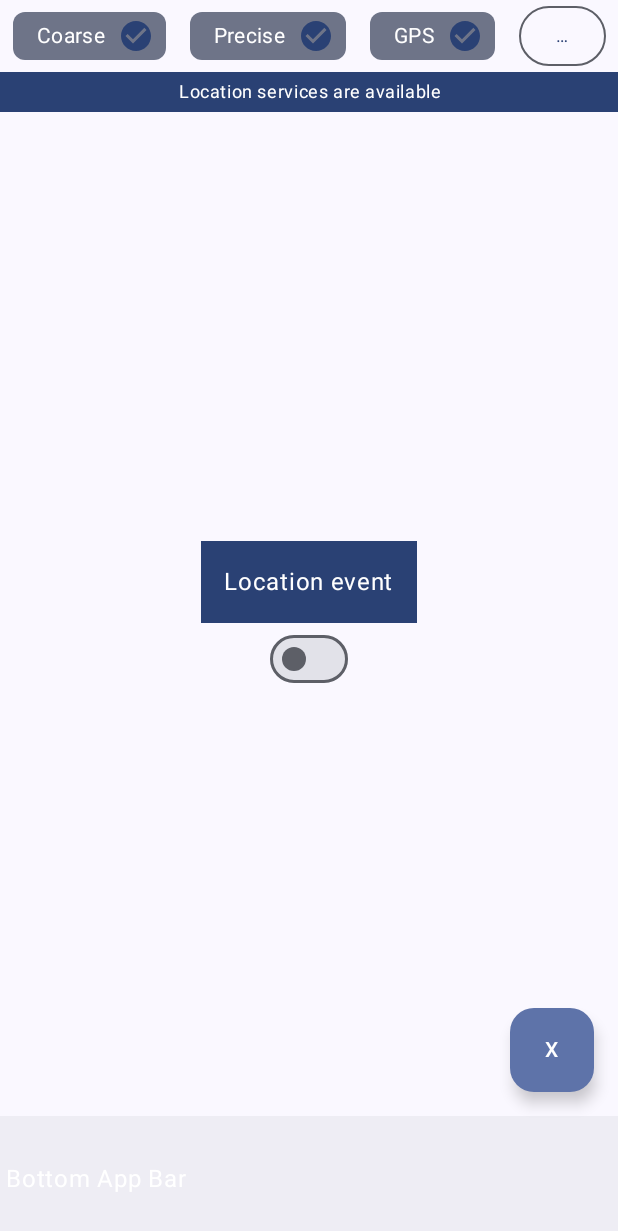
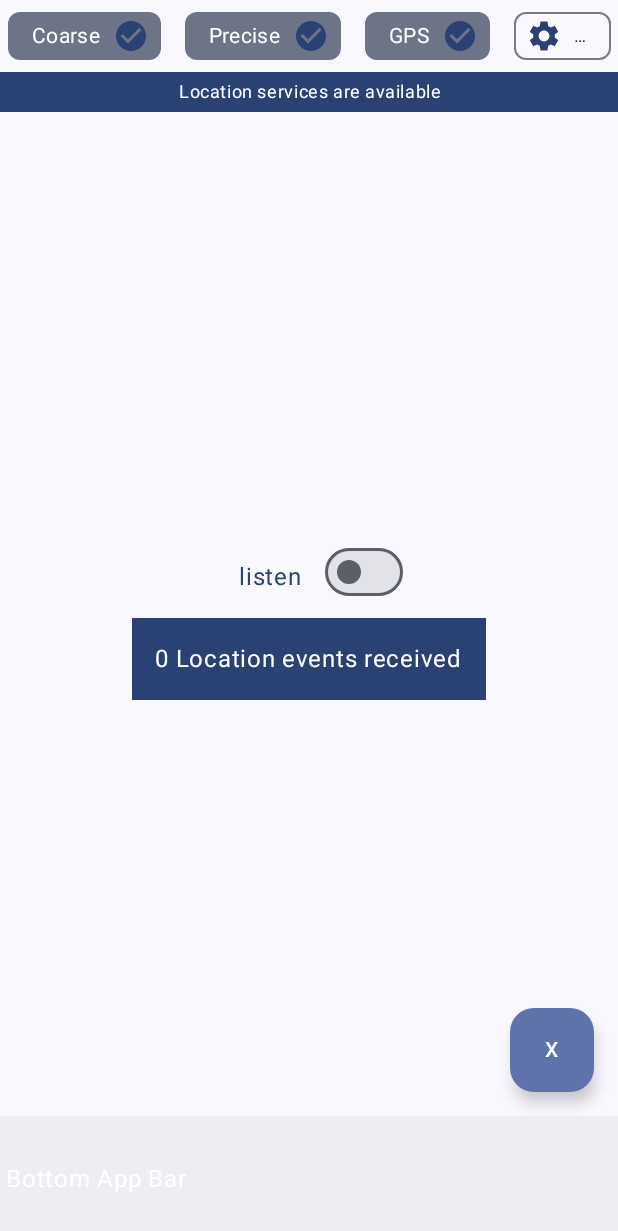
Before and after one commit to bennettandy/LocationApp, an Android app built with Jetpack Compose: the screen it shows after launch (MainActivity), on a phone screen of 412 x 824 dp. Shown: the top 1231 px of the screen. Run offline under Robolectric (Android 15) with nearby library versions, the phone set to English and light mode, and no system bars; our stand-ins replace Dagger/Hilt's generated code, Timber.

Commit message:
added location event listener to view model with toast on start and stop (#4)

```diff
--- a/app/build.gradle
+++ b/app/build.gradle
@@ -89,6 +89,7 @@ dependencies {
     androidTestImplementation 'androidx.compose.ui:ui-test-junit4'
     debugImplementation 'androidx.compose.ui:ui-tooling'
     debugImplementation 'androidx.compose.ui:ui-test-manifest'
+    implementation("com.jakewharton.timber:timber:5.0.1")
 
     // Roboelectric
     testImplementation 'org.robolectric:robolectric:4.9'
--- a/app/location/location_presentation/build.gradle.kts
+++ b/app/location/location_presentation/build.gradle.kts
@@ -60,6 +60,7 @@ dependencies {
     implementation("androidx.compose.ui:ui-graphics")
     implementation("androidx.compose.ui:ui-tooling-preview")
     implementation("androidx.compose.material3:material3")
+    implementation("com.jakewharton.timber:timber:5.0.1")
 
     // Hilt
     implementation("com.google.dagger:hilt-android:2.46.1")
--- a/app/location/location_presentation/src/main/AndroidManifest.xml
+++ b/app/location/location_presentation/src/main/AndroidManifest.xml
@@ -1,4 +1,5 @@
 <?xml version="1.0" encoding="utf-8"?>
 <manifest xmlns:android="http://schemas.android.com/apk/res/android">
 
+    <uses-permission android:name="android.permission.ACCESS_COARSE_LOCATION" />
 </manifest>
--- a/app/location/location_presentation/src/main/java/uk/co/avsoftware/locationpresentation/components/LocationEventDisplay.kt
+++ b/app/location/location_presentation/src/main/java/uk/co/avsoftware/locationpresentation/components/LocationEventDisplay.kt
@@ -32,21 +32,20 @@ fun LocationEventDisplay(
     ) {
 
     }
+    Row {
+        LocationEventsControlSwitch(
+            enabled = state.permissionsGranted(),
+            active = state.locationToggleState,
+            setActive = locationToggled
+        )
+    }
     Row(modifier = Modifier.background(MaterialTheme.colorScheme.primary)) {
         Text(
-            text = stringResource(R.string.location_event_title),
+            text = stringResource(R.string.location_event_title, state.locationEvents.size),
             color = MaterialTheme.colorScheme.onPrimary,
             modifier = Modifier.padding(15.dp)
         )
     }
-    Row() {
-        val checkedState = state.locationToggleState
-        Switch(
-            checked = checkedState,
-            onCheckedChange = { locationToggled(!checkedState) }
-        )
-    }
-
 }
 
 @Preview
--- /dev/null
+++ b/app/location/location_presentation/src/main/java/uk/co/avsoftware/locationpresentation/components/LocationEventsControlSwitch.kt
@@ -0,0 +1,35 @@
+package uk.co.avsoftware.locationpresentation.components
+
+import androidx.compose.foundation.layout.Row
+import androidx.compose.foundation.layout.padding
+import androidx.compose.material3.MaterialTheme
+import androidx.compose.material3.Switch
+import androidx.compose.material3.Text
+import androidx.compose.runtime.Composable
+import androidx.compose.ui.Modifier
+import androidx.compose.ui.res.stringResource
+import androidx.compose.ui.unit.dp
+import uk.co.avsoftware.location_presentation.R
+
+@Composable
+fun LocationEventsControlSwitch(enabled: Boolean, active: Boolean, setActive: (Boolean) -> Unit) {
+    Row {
+        Text(
+            text = stringResource(
+                when {
+                    !enabled -> R.string.location_grant_permissions
+                    active -> R.string.location_listening_label
+                    else -> R.string.location_listen_label
+                }
+            ),
+            color = MaterialTheme.colorScheme.primary,
+            modifier = Modifier.padding(15.dp)
+        )
+        Switch(
+            checked = active,
+            enabled = enabled,
+            onCheckedChange = { setActive(!active) },
+        )
+    }
+
+}
--- a/app/location/location_presentation/src/main/java/uk/co/avsoftware/locationpresentation/components/PermissionStatusBar.kt
+++ b/app/location/location_presentation/src/main/java/uk/co/avsoftware/locationpresentation/components/PermissionStatusBar.kt
@@ -10,6 +10,8 @@ import androidx.compose.foundation.layout.padding
 import androidx.compose.foundation.shape.CircleShape
 import androidx.compose.material.icons.Icons
 import androidx.compose.material.icons.filled.CheckCircle
+import androidx.compose.material.icons.filled.Settings
+import androidx.compose.material3.AssistChip
 import androidx.compose.material3.ExperimentalMaterial3Api
 import androidx.compose.material3.FilterChip
 import androidx.compose.material3.Icon
@@ -45,14 +47,16 @@ fun LocationPermissionStatusBar(
                 !viewState.gpsIsActive -> R.string.location_permission_status_gps_required
 
                 else -> R.string.location_permission_status_success
-        })
+            }
+        )
 
 
     Column(
         modifier = Modifier.fillMaxWidth(),
         horizontalAlignment = Alignment.CenterHorizontally
     ) {
-        LocationStatusChipRow(viewState,
+        LocationStatusChipRow(
+            viewState,
             modifier,
             permissionsClicked,
             gpsSettingsClicked,
@@ -132,16 +136,21 @@ private fun LocationStatusChipRow(
                 )
             })
 
-        TextButton(
+        AssistChip(
             onClick = navigateToPermissionsClicked,
-            shape = CircleShape,
-            border = BorderStroke(1.dp, MaterialTheme.colorScheme.outline),
-        ) {
+            label = {
                 Text(
                     style = MaterialTheme.typography.bodySmall,
-                text = stringResource(id = R.string.location_chip_debug)
+                    text = stringResource(id = R.string.location_chip_debug),
+                )
+            },
+            leadingIcon = {
+                Icon(
+                    Icons.Default.Settings,
+                    stringResource(id = R.string.location_chip_debug_icon_desc)
                 )
             }
+        )
     }
 }
 
--- a/app/location/location_presentation/src/main/java/uk/co/avsoftware/locationpresentation/viewmodel/LocationPermissionAction.kt
+++ b/app/location/location_presentation/src/main/java/uk/co/avsoftware/locationpresentation/viewmodel/LocationPermissionAction.kt
@@ -1,6 +1,7 @@
 package uk.co.avsoftware.locationpresentation.viewmodel
 
 import uk.co.avsoftware.core.mvi.MviAction
+import uk.co.avsoftware.locationdomain.model.LocationEvent
 
 sealed interface LocationPermissionAction : MviAction {
     object RefreshCurrentPermissions : LocationPermissionAction
@@ -9,6 +10,6 @@ sealed interface LocationPermissionAction : MviAction {
     object RequestPermissionClicked : LocationPermissionAction
     data class ProcessPermissionResponse(val permissions: Map<String, Boolean>) :
         LocationPermissionAction
-
     data class ToggleLocationListening(val listening: Boolean) : LocationPermissionAction
+    data class ProcessLocationEvent(val event: LocationEvent) : LocationPermissionAction
 }
--- a/app/location/location_presentation/src/main/java/uk/co/avsoftware/locationpresentation/viewmodel/LocationPermissionCommand.kt
+++ b/app/location/location_presentation/src/main/java/uk/co/avsoftware/locationpresentation/viewmodel/LocationPermissionCommand.kt
@@ -7,4 +7,6 @@ interface LocationPermissionCommand : MviCommand {
     object CheckPermissionsCommand : LocationPermissionCommand
     data class HandleDeniedPermissions(val permissions: Map<String, Boolean>) :
         LocationPermissionCommand
+
+    data class ToggleLocationEventListener(val listening: Boolean) : LocationPermissionCommand
 }
--- a/app/location/location_presentation/src/main/java/uk/co/avsoftware/locationpresentation/viewmodel/LocationPermissionEvent.kt
+++ b/app/location/location_presentation/src/main/java/uk/co/avsoftware/locationpresentation/viewmodel/LocationPermissionEvent.kt
@@ -6,4 +6,7 @@ sealed interface LocationPermissionEvent : MviViewEvent {
     data class ObtainPermissions(val permissions: List<String>) : LocationPermissionEvent
     object CoarsePermissionDenied : LocationPermissionEvent
     object FinePermissionDenied : LocationPermissionEvent
+
+    object ListenerStarted : LocationPermissionEvent
+    object ListenerStopped : LocationPermissionEvent
 }
--- a/app/location/location_presentation/src/main/java/uk/co/avsoftware/locationpresentation/viewmodel/LocationPermissionViewState.kt
+++ b/app/location/location_presentation/src/main/java/uk/co/avsoftware/locationpresentation/viewmodel/LocationPermissionViewState.kt
@@ -14,6 +14,8 @@ data class LocationPermissionViewState(
     val locationEvents: List<LocationEvent>
 ) : MviState, Parcelable {
 
+    fun permissionsGranted() = coarseLocationGranted && fineLocationGranted && gpsIsActive
+
     companion object {
         val default = LocationPermissionViewState(
             coarseLocationGranted = false,
--- a/app/location/location_presentation/src/main/res/values/strings.xml
+++ b/app/location/location_presentation/src/main/res/values/strings.xml
@@ -4,11 +4,15 @@
     <string name="location_chip_fine">Precise</string>
     <string name="location_chip_gps">GPS</string>
     <string name="location_chip_debug">…</string>
+    <string name="location_chip_debug_icon_desc">Settings icon</string>
 
     <string name="location_permission_status_fine_required">Fine location permission is required</string>
     <string name="location_permission_status_coarse_required">Coarse location permission is required</string>
     <string name="location_permission_status_gps_required">GPS Location must be enabled</string>
     <string name="location_permission_status_success">Location services are available</string>
 
-    <string name="location_event_title">Location event</string>
+    <string name="location_event_title">%1d Location events received</string>
+    <string name="location_listen_label">listen</string>
+    <string name="location_listening_label">listening</string>
+    <string name="location_grant_permissions">grant permissions</string>
 </resources>
--- a/app/src/main/java/uk/co/avsoftware/locationapp/LocationApplication.kt
+++ b/app/src/main/java/uk/co/avsoftware/locationapp/LocationApplication.kt
@@ -1,7 +1,37 @@
 package uk.co.avsoftware.locationapp
 
 import android.app.Application
+import android.util.Log
 import dagger.hilt.android.HiltAndroidApp
+import timber.log.Timber.*
+import timber.log.Timber.Forest.plant
+
 
 @HiltAndroidApp
-class LocationApplication : Application()
+class LocationApplication : Application() {
+    override fun onCreate() {
+        super.onCreate()
+        if (BuildConfig.DEBUG) {
+            plant(DebugTree())
+        } else {
+            plant(CrashReportingTree())
+        }
+    }
+
+    /** A tree which logs important information for crash reporting.  */
+    private class CrashReportingTree : Tree() {
+        override fun log(priority: Int, tag: String?, message: String, t: Throwable?) {
+            if (priority == Log.VERBOSE || priority == Log.DEBUG) {
+                return
+            }
+            FakeCrashLibrary.log(priority, tag, message)
+            if (t != null) {
+                if (priority == Log.ERROR) {
+                    FakeCrashLibrary.logError(t)
+                } else if (priority == Log.WARN) {
+                    FakeCrashLibrary.logWarning(t)
+                }
+            }
+        }
+    }
+}
--- a/app/src/main/res/values/strings.xml
+++ b/app/src/main/res/values/strings.xml
@@ -5,4 +5,8 @@
     <string name="location_spike_location_required_dialog_title">Location Permissions Required</string>
     <string name="location_spike_fine_location_required_dialog_title">Fine Location Permission is Required</string>
     <string name="location_fine_location_required_dialog_message">Fine location required message</string>
+
+    <string name="location_toast_listener_started">Listener Started</string>
+    <string name="location_toast_listener_stopped">Listener Stopped</string>
+
 </resources>
```
Also changed, not shown: app/location/location_presentation/src/main/java/uk/co/avsoftware/locationpresentation/viewmodel/LocationPermissionViewModel.kt (+42 -0 lines), app/src/main/java/uk/co/avsoftware/locationapp/FakeCrashLibrary.kt (added, +15 -0 lines), app/src/main/java/uk/co/avsoftware/locationapp/MainActivity.kt (+9 -1 lines), 2 other files. Lines whose indentation alone changed are shown as unchanged.
